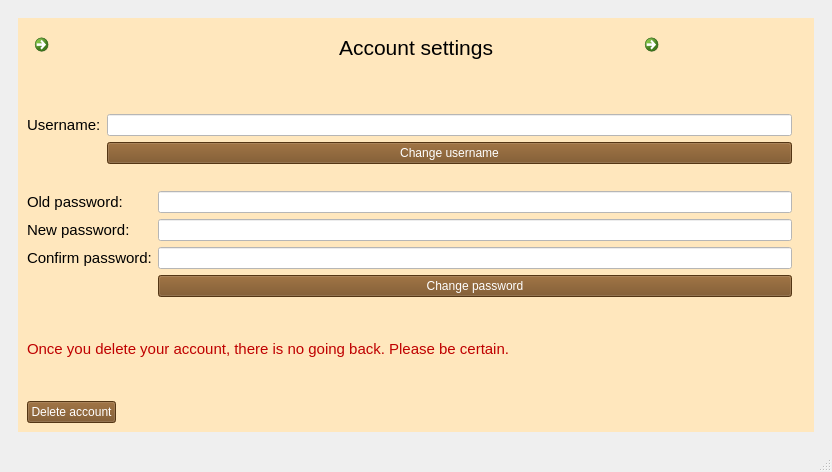
First picture: the form in client/src/mainwindow.ui, repository Dargoswwwe/smc-library, before the edit.
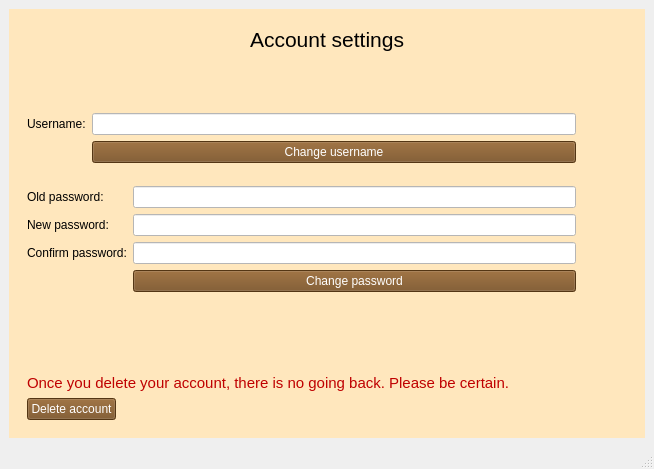
Second picture: the form after the edit. The open tabs and pages were chosen to show the change. Icons and pictures are not drawn.

What changed in the file:
```diff
--- a/client/src/mainwindow.ui
+++ b/client/src/mainwindow.ui
@@ -6,8 +6,8 @@
    <rect>
     <x>0</x>
     <y>0</y>
-    <width>832</width>
-    <height>472</height>
+    <width>654</width>
+    <height>469</height>
    </rect>
   </property>
   <property name="sizePolicy">
@@ -33,7 +33,7 @@
        </sizepolicy>
       </property>
       <property name="styleSheet">
-       <string notr="true"/>
+       <string notr="true">background-color: rgb(255, 231, 189); color: #000;</string>
       </property>
       <property name="currentIndex">
        <number>3</number>
@@ -710,19 +710,95 @@
         <item>
          <widget class="QFrame" name="accountPageFrame">
           <property name="styleSheet">
-           <string notr="true">background-color: rgb(255, 231, 189);</string>
+           <string notr="true">background-color: rgb(255, 231, 189); color: #000;</string>
           </property>
-          <layout class="QGridLayout" name="gridLayout_6">
-           <item row="0" column="0">
-            <layout class="QGridLayout" name="gridLayout_4">
-             <item row="2" column="0">
-              <layout class="QGridLayout" name="gridLayout_3">
-               <item row="0" column="0">
+          <layout class="QVBoxLayout" name="verticalLayout">
+           <item>
+            <layout class="QHBoxLayout" name="horizontalLayout_6">
+             <item>
+              <widget class="QPushButton" name="backButton">
+               <property name="sizePolicy">
+                <sizepolicy hsizetype="Maximum" vsizetype="Maximum">
+                 <horstretch>0</horstretch>
+                 <verstretch>0</verstretch>
+                </sizepolicy>
+               </property>
+               <property name="text">
+                <string/>
+               </property>
+               <property name="icon">
+                <iconset resource="../images/resources.qrc">
+                 <normaloff>:/images_resources/back.svg</normaloff>:/images_resources/back.svg</iconset>
+               </property>
+               <property name="flat">
+                <bool>true</bool>
+               </property>
+              </widget>
+             </item>
+             <item>
+              <widget class="QLabel" name="accountSettingsLabel">
+               <property name="text">
+                <string>&lt;html&gt;&lt;head/&gt;&lt;body&gt;&lt;p align=&quot;center&quot;&gt;&lt;span style=&quot; font-size:16pt;&quot;&gt;Account settings&lt;/span&gt;&lt;/p&gt;&lt;/body&gt;&lt;/html&gt;</string>
+               </property>
+              </widget>
+             </item>
+             <item>
+              <widget class="QPushButton" name="logoutButton_2">
+               <property name="sizePolicy">
+                <sizepolicy hsizetype="Maximum" vsizetype="Maximum">
+                 <horstretch>0</horstretch>
+                 <verstretch>0</verstretch>
+                </sizepolicy>
+               </property>
+               <property name="text">
+                <string/>
+               </property>
+               <property name="icon">
+                <iconset resource="../images/resources.qrc">
+                 <normaloff>:/images_resources/logout.svg</normaloff>:/images_resources/logout.svg</iconset>
+               </property>
+               <property name="iconSize">
+                <size>
+                 <width>25</width>
+                 <height>25</height>
+                </size>
+               </property>
+               <property name="flat">
+                <bool>true</bool>
+               </property>
+              </widget>
+             </item>
+            </layout>
+           </item>
+           <item>
+            <spacer name="verticalSpacer">
+             <property name="orientation">
+              <enum>Qt::Vertical</enum>
+             </property>
+             <property name="sizeType">
+              <enum>QSizePolicy::MinimumExpanding</enum>
+             </property>
+             <property name="sizeHint" stdset="0">
+              <size>
+               <width>0</width>
+               <height>0</height>
+              </size>
+             </property>
+            </spacer>
+           </item>
+           <item>
+            <layout class="QHBoxLayout" name="horizontalLayout_9">
+             <item>
+              <layout class="QVBoxLayout" name="verticalLayout_3">
+               <property name="rightMargin">
+                <number>38</number>
+               </property>
+               <item>
                 <layout class="QFormLayout" name="changeUsernameForm">
                  <item row="0" column="0">
                   <widget class="QLabel" name="changeUsernameLabel">
                    <property name="text">
-                    <string>&lt;html&gt;&lt;head/&gt;&lt;body&gt;&lt;p&gt;&lt;span style=&quot; font-size:11pt;&quot;&gt;Username:&lt;/span&gt;&lt;/p&gt;&lt;/body&gt;&lt;/html&gt;</string>
+                    <string>Username:</string>
                    </property>
                   </widget>
                  </item>
@@ -745,35 +821,16 @@
                  </item>
                 </layout>
                </item>
-               <item row="1" column="0">
-                <layout class="QFormLayout" name="formLayout">
-                 <item row="0" column="0">
-                  <widget class="QLabel" name="changeUsernamePasswordLabel">
-                   <property name="font">
-                    <font>
-                     <pointsize>10</pointsize>
-                    </font>
-                   </property>
-                   <property name="styleSheet">
-                    <string notr="true">color: rgb(0, 0, 0);</string>
-                   </property>
-                   <property name="text">
-                    <string/>
-                   </property>
-                  </widget>
-                 </item>
-                </layout>
-               </item>
-               <item row="2" column="0">
-                <layout class="QFormLayout" name="charngePasswordForm">
-                 <item row="0" column="0">
+               <item>
+                <layout class="QFormLayout" name="changePasswordForm">
+                 <item row="1" column="0">
                   <widget class="QLabel" name="oldPasswordLabel">
                    <property name="text">
-                    <string>&lt;html&gt;&lt;head/&gt;&lt;body&gt;&lt;p&gt;&lt;span style=&quot; font-size:11pt;&quot;&gt;Old password:&lt;/span&gt;&lt;/p&gt;&lt;/body&gt;&lt;/html&gt;</string>
+                    <string>Old password:</string>
                    </property>
                   </widget>
                  </item>
-                 <item row="0" column="1">
+                 <item row="1" column="1">
                   <widget class="QLineEdit" name="oldPasswordLine">
                    <property name="styleSheet">
                     <string notr="true">background-color: rgb(255, 255, 255);</string>
@@ -783,14 +840,14 @@
                    </property>
                   </widget>
                  </item>
-                 <item row="1" column="0">
+                 <item row="2" column="0">
                   <widget class="QLabel" name="newPasswordLabel">
                    <property name="text">
-                    <string>&lt;html&gt;&lt;head/&gt;&lt;body&gt;&lt;p&gt;&lt;span style=&quot; font-size:11pt;&quot;&gt;New password:&lt;/span&gt;&lt;/p&gt;&lt;/body&gt;&lt;/html&gt;</string>
+                    <string>New password:</string>
                    </property>
                   </widget>
                  </item>
-                 <item row="1" column="1">
+                 <item row="2" column="1">
                   <widget class="QLineEdit" name="newPasswordLine">
                    <property name="styleSheet">
                     <string notr="true">background-color: rgb(255, 255, 255);</string>
@@ -800,24 +857,24 @@
                    </property>
                   </widget>
                  </item>
-                 <item row="2" column="0">
+                 <item row="3" column="0">
                   <widget class="QLabel" name="confirmPasswordLabel">
                    <property name="text">
-                    <string>&lt;html&gt;&lt;head/&gt;&lt;body&gt;&lt;p&gt;&lt;span style=&quot; font-size:11pt;&quot;&gt;Confirm password:&lt;/span&gt;&lt;/p&gt;&lt;/body&gt;&lt;/html&gt;</string>
-                   </property>
-                  </widget>
-                 </item>
-                 <item row="2" column="1">
-                  <widget class="QLineEdit" name="confirmPasswordLine">
-                   <property name="styleSheet">
-                    <string notr="true">background-color: rgb(255, 255, 255);</string>
-                   </property>
-                   <property name="echoMode">
-                    <enum>QLineEdit::Password</enum>
+                    <string>Confirm password:</string>
                    </property>
                   </widget>
                  </item>
                  <item row="3" column="1">
+                  <widget class="QLineEdit" name="confirmPasswordLine">
+                   <property name="styleSheet">
+                    <string notr="true">background-color: rgb(255, 255, 255);</string>
+                   </property>
+                   <property name="echoMode">
+                    <enum>QLineEdit::Password</enum>
+                   </property>
+                  </widget>
+                 </item>
+                 <item row="4" column="1">
                   <widget class="QPushButton" name="changePasswordButton">
                    <property name="styleSheet">
                     <string notr="true">Background: rgb(117, 75, 28);color: white</string>
@@ -827,210 +884,109 @@
                    </property>
                   </widget>
                  </item>
+                 <item row="5" column="1">
+                  <widget class="QLabel" name="changeUsernamePasswordLabel">
+                   <property name="font">
+                    <font>
+                     <pointsize>10</pointsize>
+                    </font>
+                   </property>
+                   <property name="styleSheet">
+                    <string notr="true">color: rgb(0, 0, 0);</string>
+                   </property>
+                   <property name="text">
+                    <string/>
+                   </property>
+                  </widget>
+                 </item>
+                 <item row="0" column="1">
+                  <spacer name="verticalSpacer_2">
+                   <property name="orientation">
+                    <enum>Qt::Vertical</enum>
+                   </property>
+                   <property name="sizeType">
+                    <enum>QSizePolicy::Maximum</enum>
+                   </property>
+                   <property name="sizeHint" stdset="0">
+                    <size>
+                     <width>0</width>
+                     <height>30</height>
+                    </size>
+                   </property>
+                  </spacer>
+                 </item>
                 </layout>
                </item>
-               <item row="0" column="1" rowspan="3">
-                <widget class="QLabel" name="pictureLabelSettings">
-                 <property name="sizePolicy">
-                  <sizepolicy hsizetype="Maximum" vsizetype="Maximum">
-                   <horstretch>0</horstretch>
-                   <verstretch>0</verstretch>
-                  </sizepolicy>
-                 </property>
-                 <property name="text">
-                  <string/>
-                 </property>
-                 <property name="pixmap">
-                  <pixmap resource="resources.qrc">:/images_resources/settings.jpg</pixmap>
-                 </property>
-                 <property name="scaledContents">
-                  <bool>true</bool>
-                 </property>
-                </widget>
-               </item>
               </layout>
              </item>
-             <item row="0" column="0">
-              <layout class="QHBoxLayout" name="horizontalLayout_6">
-               <item>
-                <widget class="QCommandLinkButton" name="backButton">
-                 <property name="sizePolicy">
-                  <sizepolicy hsizetype="Maximum" vsizetype="Maximum">
-                   <horstretch>0</horstretch>
-                   <verstretch>0</verstretch>
-                  </sizepolicy>
-                 </property>
-                 <property name="text">
-                  <string/>
-                 </property>
-                 <property name="icon">
-                  <iconset resource="resources.qrc">
-                   <normaloff>:/images_resources/backButtonIcon.jpg</normaloff>:/images_resources/backButtonIcon.jpg</iconset>
-                 </property>
-                </widget>
-               </item>
-               <item>
-                <widget class="QLabel" name="label_3">
-                 <property name="sizePolicy">
-                  <sizepolicy hsizetype="Expanding" vsizetype="Preferred">
-                   <horstretch>0</horstretch>
-                   <verstretch>0</verstretch>
-                  </sizepolicy>
-                 </property>
-                 <property name="text">
-                  <string/>
-                 </property>
-                </widget>
-               </item>
-               <item>
-                <widget class="QLabel" name="accountSettingsLabel">
-                 <property name="text">
-                  <string>&lt;html&gt;&lt;head/&gt;&lt;body&gt;&lt;p align=&quot;center&quot;&gt;&lt;span style=&quot; font-size:16pt;&quot;&gt;Account settings&lt;/span&gt;&lt;/p&gt;&lt;/body&gt;&lt;/html&gt;</string>
-                 </property>
-                </widget>
-               </item>
-               <item>
-                <widget class="QLabel" name="label_4">
-                 <property name="sizePolicy">
-                  <sizepolicy hsizetype="Expanding" vsizetype="Preferred">
-                   <horstretch>0</horstretch>
-                   <verstretch>0</verstretch>
-                  </sizepolicy>
-                 </property>
-                 <property name="text">
-                  <string/>
-                 </property>
-                </widget>
-               </item>
-               <item>
-                <widget class="QCommandLinkButton" name="logoutButton_2">
-                 <property name="sizePolicy">
-                  <sizepolicy hsizetype="Maximum" vsizetype="Maximum">
-                   <horstretch>0</horstretch>
-                   <verstretch>0</verstretch>
-                  </sizepolicy>
-                 </property>
-                 <property name="text">
-                  <string/>
-                 </property>
-                 <property name="icon">
-                  <iconset resource="resources.qrc">
-                   <normaloff>:/images_resources/logout.jpg</normaloff>:/images_resources/logout.jpg</iconset>
-                 </property>
-                 <property name="iconSize">
-                  <size>
-                   <width>25</width>
-                   <height>25</height>
-                  </size>
-                 </property>
-                </widget>
-               </item>
-              </layout>
-             </item>
-             <item row="3" column="0">
-              <layout class="QGridLayout" name="gridLayout">
-               <item row="0" column="0" colspan="2">
-                <widget class="QLabel" name="deleteMessageLabel">
-                 <property name="text">
-                  <string>&lt;html&gt;&lt;head/&gt;&lt;body&gt;&lt;p&gt;&lt;span style=&quot; font-size:11pt; color:#bf0000;&quot;&gt;Once you delete your account, there is no going back. Please be certain.&lt;/span&gt;&lt;/p&gt;&lt;/body&gt;&lt;/html&gt;</string>
-                 </property>
-                </widget>
-               </item>
-               <item row="1" column="0">
-                <widget class="QPushButton" name="deleteAccountButton">
-                 <property name="styleSheet">
-                  <string notr="true">Background: rgb(117, 75, 28);color: white</string>
-                 </property>
-                 <property name="text">
-                  <string>Delete account</string>
-                 </property>
-                </widget>
-               </item>
-               <item row="1" column="1">
-                <widget class="QLabel" name="label_2">
-                 <property name="sizePolicy">
-                  <sizepolicy hsizetype="MinimumExpanding" vsizetype="Preferred">
-                   <horstretch>0</horstretch>
-                   <verstretch>0</verstretch>
-                  </sizepolicy>
-                 </property>
-                 <property name="text">
-                  <string/>
-                 </property>
-                </widget>
-               </item>
-              </layout>
-             </item>
-             <item row="1" column="0">
-              <spacer name="verticalSpacer">
-               <property name="orientation">
-                <enum>Qt::Vertical</enum>
+             <item>
+              <widget class="QLabel" name="pictureLabelSettings">
+               <property name="sizePolicy">
+                <sizepolicy hsizetype="Fixed" vsizetype="Fixed">
+                 <horstretch>0</horstretch>
+                 <verstretch>0</verstretch>
+                </sizepolicy>
                </property>
-               <property name="sizeType">
-                <enum>QSizePolicy::Minimum</enum>
-               </property>
-               <property name="sizeHint" stdset="0">
+               <property name="maximumSize">
                 <size>
-                 <width>20</width>
-                 <height>40</height>
+                 <width>200</width>
+                 <height>200</height>
                 </size>
                </property>
-              </spacer>
+               <property name="text">
+                <string/>
+               </property>
+               <property name="pixmap">
+                <pixmap resource="../images/resources.qrc">:/images_resources/settingsCogs.jpg</pixmap>
+               </property>
+               <property name="scaledContents">
+                <bool>true</bool>
+               </property>
+              </widget>
              </item>
             </layout>
            </item>
+           <item>
+            <spacer name="verticalSpacer_3">
+             <property name="orientation">
+              <enum>Qt::Vertical</enum>
+             </property>
+             <property name="sizeHint" stdset="0">
+              <size>
+               <width>0</width>
+               <height>0</height>
+              </size>
+             </property>
+            </spacer>
+           </item>
+           <item>
+            <widget class="QLabel" name="deleteMessageLabel">
+             <property name="text">
+              <string>&lt;html&gt;&lt;head/&gt;&lt;body&gt;&lt;p&gt;&lt;span style=&quot; font-size:11pt; color:#bf0000;&quot;&gt;Once you delete your account, there is no going back. Please be certain.&lt;/span&gt;&lt;/p&gt;&lt;/body&gt;&lt;/html&gt;</string>
+             </property>
+            </widget>
+           </item>
+           <item>
+            <widget class="QPushButton" name="deleteAccountButton">
+             <property name="sizePolicy">
+              <sizepolicy hsizetype="Maximum" vsizetype="Fixed">
+               <horstretch>0</horstretch>
+               <verstretch>0</verstretch>
+              </sizepolicy>
+             </property>
+             <property name="styleSheet">
+              <string notr="true">Background: rgb(117, 75, 28);color: white</string>
+             </property>
+             <property name="text">
+              <string>Delete account</string>
+             </property>
+            </widget>
+           </item>
           </layout>
          </widget>
         </item>
        </layout>
       </widget>
-      <widget class="QWidget" name="page">
-       <widget class="QWidget" name="verticalLayoutWidget">
-        <property name="geometry">
-         <rect>
-          <x>300</x>
-          <y>150</y>
-          <width>231</width>
-          <height>161</height>
-         </rect>
-        </property>
-        <layout class="QVBoxLayout" name="verticalLayout_3">
-         <item>
-          <widget class="QPushButton" name="pushButton">
-           <property name="text">
-            <string>Search for new books!</string>
-           </property>
-          </widget>
-         </item>
-         <item>
-          <widget class="QPushButton" name="pushButton_2">
-           <property name="text">
-            <string>Your books</string>
-           </property>
-          </widget>
-         </item>
-        </layout>
-       </widget>
-       <widget class="QLabel" name="label">
-        <property name="geometry">
-         <rect>
-          <x>350</x>
-          <y>100</y>
-          <width>131</width>
-          <height>41</height>
-         </rect>
-        </property>
-        <property name="font">
-         <font>
-          <family>Book Antiqua</family>
-          <pointsize>16</pointsize>
-         </font>
-        </property>
-        <property name="text">
-         <string>&lt;html&gt;&lt;head/&gt;&lt;body&gt;&lt;p&gt;&lt;span style=&quot; color:#ffffff;&quot;&gt;Welcome!&lt;/span&gt;&lt;/p&gt;&lt;/body&gt;&lt;/html&gt;</string>
-        </property>
-       </widget>
-      </widget>
      </widget>
     </item>
    </layout>
```
Left out of the diff: 228 changed lines with no effect on the pictures.
